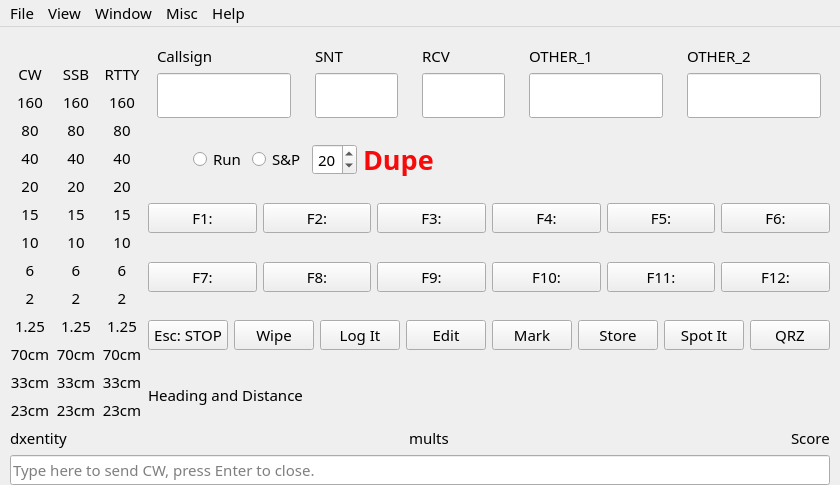
mbridak/not1mm, file not1mm/data/main.ui: the form before one commit.
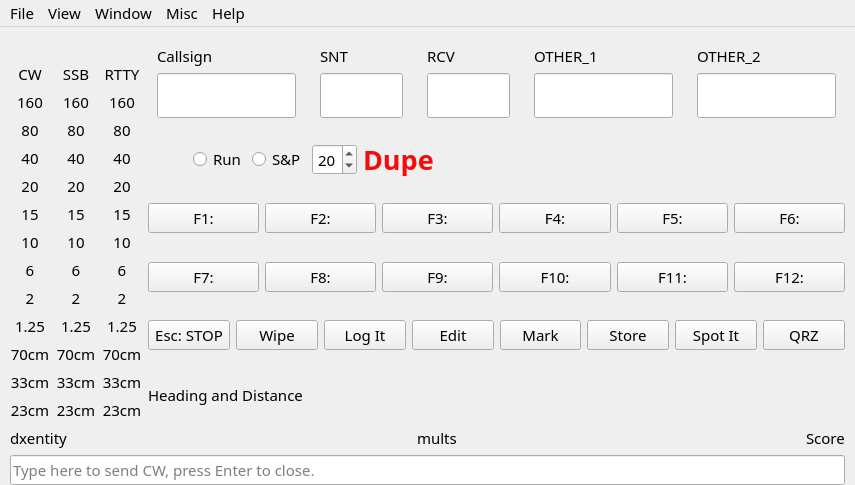
The form after the commit. Icons and pictures are not drawn.

```diff
--- a/not1mm/data/main.ui
+++ b/not1mm/data/main.ui
@@ -9,8 +9,8 @@
    <rect>
     <x>0</x>
     <y>0</y>
-    <width>768</width>
-    <height>265</height>
+    <width>855</width>
+    <height>465</height>
    </rect>
   </property>
   <property name="sizePolicy">
@@ -21,7 +21,7 @@
   </property>
   <property name="font">
    <font>
-    <family>JetBrains Mono</family>
+    <family>JetBrains Mono ExtraLight</family>
     <pointsize>11</pointsize>
    </font>
   </property>
@@ -602,7 +602,7 @@
                 <widget class="QLineEdit" name="callsign">
                  <property name="font">
                   <font>
-                   <family>JetBrains Mono</family>
+                   <family>JetBrains Mono ExtraLight</family>
                    <pointsize>20</pointsize>
                   </font>
                  </property>
@@ -640,7 +640,7 @@
                 <widget class="QLineEdit" name="sent">
                  <property name="font">
                   <font>
-                   <family>JetBrains Mono</family>
+                   <family>JetBrains Mono ExtraLight</family>
                    <pointsize>20</pointsize>
                   </font>
                  </property>
@@ -675,7 +675,7 @@
                 <widget class="QLineEdit" name="receive">
                  <property name="font">
                   <font>
-                   <family>JetBrains Mono</family>
+                   <family>JetBrains Mono ExtraLight</family>
                    <pointsize>20</pointsize>
                   </font>
                  </property>
@@ -710,7 +710,7 @@
                 <widget class="QLineEdit" name="other_1">
                  <property name="font">
                   <font>
-                   <family>JetBrains Mono</family>
+                   <family>JetBrains Mono ExtraLight</family>
                    <pointsize>20</pointsize>
                   </font>
                  </property>
@@ -751,7 +751,7 @@
                 <widget class="QLineEdit" name="other_2">
                  <property name="font">
                   <font>
-                   <family>JetBrains Mono</family>
+                   <family>JetBrains Mono ExtraLight</family>
                    <pointsize>20</pointsize>
                   </font>
                  </property>
@@ -1301,7 +1301,7 @@
    <widget class="QMenu" name="menuFile">
     <property name="font">
      <font>
-      <family>JetBrains Mono</family>
+      <family>JetBrains Mono ExtraLight</family>
       <pointsize>11</pointsize>
      </font>
     </property>
```
Left out of the diff: 50 changed lines with no effect on the pictures.
